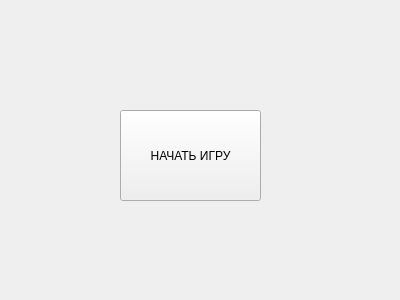
Qt form startPage.ui (alexandervoitsekhovich/QtProject) before a commit.
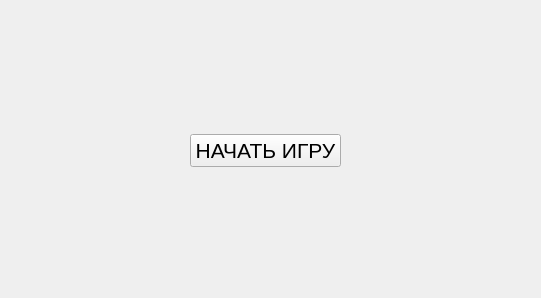
The same form after that commit.

Commit message: UIs are now prettier

Diff of the .ui file:
```diff
--- a/startPage.ui
+++ b/startPage.ui
@@ -6,25 +6,67 @@
    <rect>
     <x>0</x>
     <y>0</y>
-    <width>400</width>
-    <height>300</height>
+    <width>541</width>
+    <height>298</height>
    </rect>
   </property>
   <property name="windowTitle">
    <string>Cool Puzzle</string>
   </property>
-  <widget class="QPushButton" name="startButton">
+  <widget class="QWidget" name="gridLayoutWidget">
    <property name="geometry">
     <rect>
-     <x>120</x>
-     <y>110</y>
-     <width>141</width>
-     <height>91</height>
+     <x>-10</x>
+     <y>0</y>
+     <width>551</width>
+     <height>301</height>
     </rect>
    </property>
-   <property name="text">
-    <string>НАЧАТЬ ИГРУ</string>
-   </property>
+   <layout class="QGridLayout" name="gridLayout">
+    <property name="sizeConstraint">
+     <enum>QLayout::SetDefaultConstraint</enum>
+    </property>
+    <property name="leftMargin">
+     <number>200</number>
+    </property>
+    <property name="topMargin">
+     <number>0</number>
+    </property>
+    <property name="rightMargin">
+     <number>200</number>
+    </property>
+    <property name="horizontalSpacing">
+     <number>6</number>
+    </property>
+    <item row="0" column="0">
+     <widget class="QPushButton" name="startButton">
+      <property name="sizePolicy">
+       <sizepolicy hsizetype="Minimum" vsizetype="Fixed">
+        <horstretch>0</horstretch>
+        <verstretch>0</verstretch>
+       </sizepolicy>
+      </property>
+      <property name="font">
+       <font>
+        <family>Arial</family>
+        <pointsize>16</pointsize>
+        <weight>50</weight>
+        <italic>false</italic>
+        <bold>false</bold>
+       </font>
+      </property>
+      <property name="cursor">
+       <cursorShape>PointingHandCursor</cursorShape>
+      </property>
+      <property name="text">
+       <string>НАЧАТЬ ИГРУ</string>
+      </property>
+      <property name="checkable">
+       <bool>false</bool>
+      </property>
+     </widget>
+    </item>
+   </layout>
   </widget>
  </widget>
  <resources/>
```
The commit also changes 2 other files.
